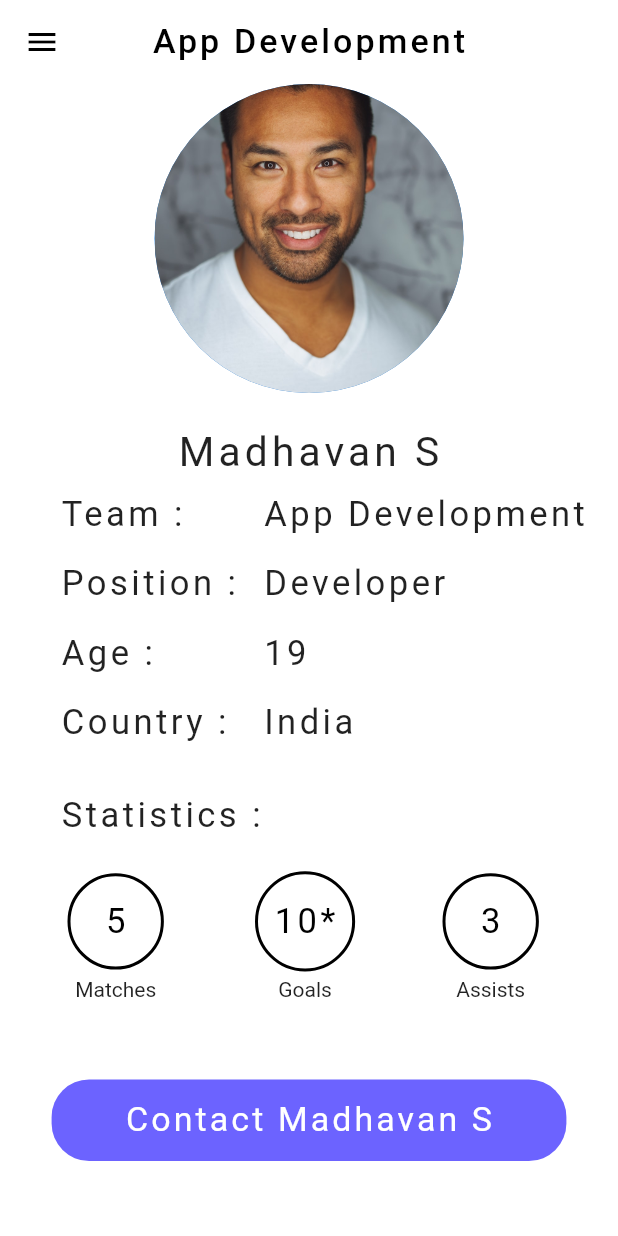
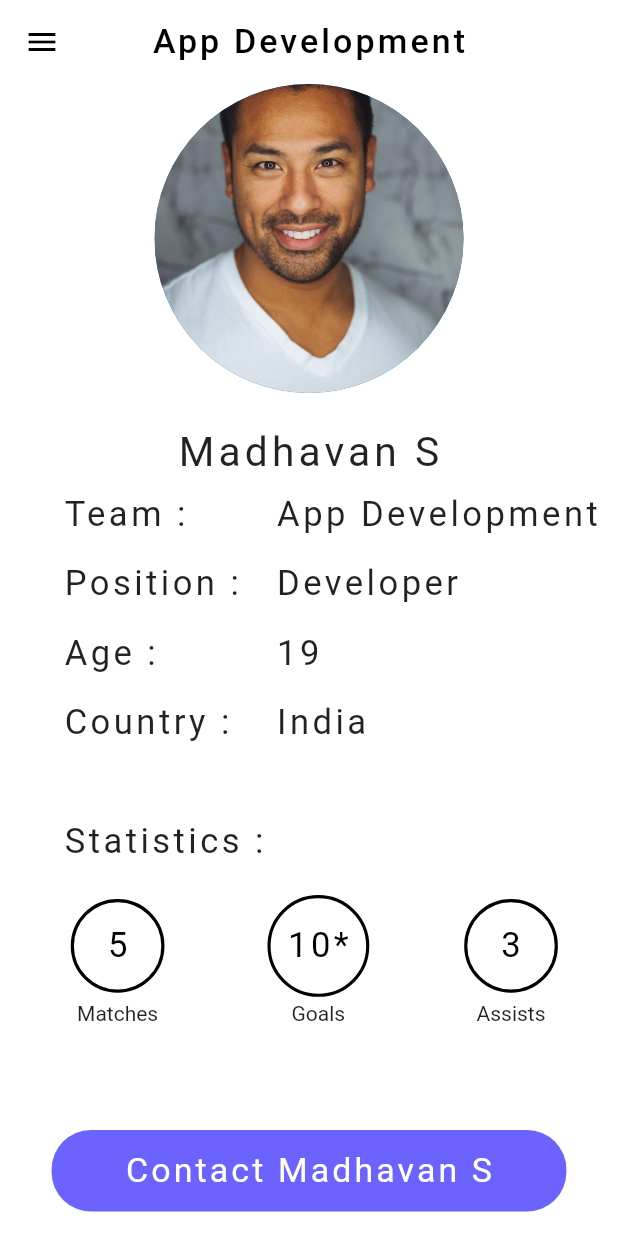
Before and after one commit to madhavanmaddy/MU-Studio, a Flutter app: the ServicePage screen opened directly, after a tap on "Need an App??", on a phone screen of 412 x 824 dp. Run offline on Flutter 3.47's test engine with Material 2 defaults, Android fonts, the phone set to English and light mode, and no system bars.

```diff
--- a/lib/Widget/StatsItem.dart
+++ b/lib/Widget/StatsItem.dart
@@ -16,12 +16,15 @@ class StatsItem extends StatelessWidget {
 
   @override
   Widget build(BuildContext context) {
+    double width = MediaQuery.of(context).size.width;
+    double height = MediaQuery.of(context).size.height;
     return Column(
       children: [
         Container(
-          height: 75,
+          height: height * 0.0898,
           decoration: BoxDecoration(
-              border: Border.all(width: 2, color: Colors.black.withOpacity(1)),
+              border: Border.all(
+                  width: width * 0.00509, color: Colors.black.withOpacity(1)),
               color: Colors.white,
               shape: BoxShape.circle),
           child: Center(
--- a/lib/Widget/drawer.dart
+++ b/lib/Widget/drawer.dart
@@ -23,6 +23,7 @@ class _AppDrawerState extends State<AppDrawer> {
           ),
           GestureDetector(
             onTap: () {
+              Navigator.pop(context);
               Navigator.of(context)
                   .push(MaterialPageRoute(builder: (context) => MyHomePage()));
             },
@@ -46,6 +47,7 @@ class _AppDrawerState extends State<AppDrawer> {
           ),
           GestureDetector(
             onTap: () {
+              Navigator.pop(context);
               Navigator.of(context)
                   .push(MaterialPageRoute(builder: (context) => ServicePage()));
             },
--- a/lib/Widget/maddyDetails.dart
+++ b/lib/Widget/maddyDetails.dart
@@ -1,5 +1,3 @@
-import 'dart:convert';
-
 import 'package:flutter/material.dart';
 
 class MaddyDetails extends StatelessWidget {
@@ -11,7 +9,7 @@ class MaddyDetails extends StatelessWidget {
       children: [
         Positioned(
           top: height * 0.01445,
-          left: 40,
+          left: width * 0.1018,
           child: Text(
             'Team :',
             style: TextStyle(
@@ -20,7 +18,7 @@ class MaddyDetails extends StatelessWidget {
         ),
         Positioned(
           top: height * 0.01445,
-          left: 175,
+          left: width * 0.4456,
           child: Text(
             'App Development',
             style: TextStyle(
@@ -29,7 +27,7 @@ class MaddyDetails extends StatelessWidget {
         ),
         Positioned(
           top: height * 0.07045,
-          left: 40,
+          left: width * 0.1018,
           child: Text(
             'Position :',
             style: TextStyle(
@@ -38,7 +36,7 @@ class MaddyDetails extends StatelessWidget {
         ),
         Positioned(
           top: height * 0.07045,
-          left: 175,
+          left: width * 0.4456,
           child: Text(
             'Developer',
             style: TextStyle(
@@ -47,7 +45,7 @@ class MaddyDetails extends StatelessWidget {
         ),
         Positioned(
           top: height * 0.12645,
-          left: 40,
+          left: width * 0.1018,
           child: Text(
             'Age :',
             style: TextStyle(
@@ -56,7 +54,7 @@ class MaddyDetails extends StatelessWidget {
         ),
         Positioned(
           top: height * 0.12645,
-          left: 175,
+          left: width * 0.4456,
           child: Text(
             '19',
             style: TextStyle(
@@ -65,7 +63,7 @@ class MaddyDetails extends StatelessWidget {
         ),
         Positioned(
           top: height * 0.18245,
-          left: 40,
+          left: width * 0.1018,
           child: Text(
             'Country :',
             style: TextStyle(
@@ -74,7 +72,7 @@ class MaddyDetails extends StatelessWidget {
         ),
         Positioned(
           top: height * 0.18245,
-          left: 175,
+          left: width * 0.4456,
           child: Text(
             'India',
             style: TextStyle(
--- a/lib/Widget/maddyStats.dart
+++ b/lib/Widget/maddyStats.dart
@@ -15,7 +15,7 @@ class _StatsState extends State<Stats> {
       children: [
         Positioned(
           top: height * 0.01445,
-          left: 40,
+          left: width * 0.1018,
           child: Text(
             'Statistics :',
             style: TextStyle(
@@ -24,31 +24,31 @@ class _StatsState extends State<Stats> {
         ),
         Positioned(
           top: height * 0.07045,
-          left: 45,
+          left: width * 0.1145,
           child: StatsItem(
             width: width,
             content: '5',
-            pad: 22.5,
+            pad: width * 0.0522,
             bcontent: 'Matches',
           ),
         ),
         Positioned(
           top: height * 0.07045,
-          left: 170,
+          left: width * 0.4328,
           child: StatsItem(
             width: width,
             content: '10*',
-            pad: 10,
+            pad: width * 0.0254,
             bcontent: 'Goals',
           ),
         ),
         Positioned(
           top: height * 0.07045,
-          left: 295,
+          left: width * 0.7511,
           child: StatsItem(
             width: width,
             content: '3',
-            pad: 22.5,
+            pad: width * 0.0522,
             bcontent: 'Assists',
           ),
         ),
--- a/lib/appPage.dart
+++ b/lib/appPage.dart
@@ -2,7 +2,6 @@ import 'package:flutter/material.dart';
 import 'package:mu_studio/Widget/drawer.dart';
 import 'package:mu_studio/Widget/maddyDetails.dart';
 import 'package:mu_studio/Widget/maddyStats.dart';
-import 'package:mu_studio/servicePage.dart';
 import 'package:url_launcher/url_launcher.dart';
 
 class AppPage extends StatefulWidget {
@@ -53,9 +52,6 @@ class _AppPageState extends State<AppPage> {
               Expanded(
                 child: Stats(),
               ),
-              // Expanded(
-              //   child: Container(),
-              // ),
               GestureDetector(
                 onTap: () async {
                   const url = 'http://wa.me/+918300125679';
@@ -78,11 +74,11 @@ class _AppPageState extends State<AppPage> {
                   )),
                   decoration: BoxDecoration(
                       color: Color.fromRGBO(108, 99, 255, 1),
-                      borderRadius: BorderRadius.circular(25)),
+                      borderRadius: BorderRadius.circular(width * 0.06365)),
                 ),
               ),
               SizedBox(
-                height: 50,
+                height: height * 0.0198,
               )
             ],
           ),
--- a/lib/servicePage.dart
+++ b/lib/servicePage.dart
@@ -36,7 +36,10 @@ class _ServicePageState extends State<ServicePage> {
             mainAxisAlignment: MainAxisAlignment.start,
             crossAxisAlignment: CrossAxisAlignment.center,
             children: [
-              Image.asset('assets/AppDev.png'),
+              Image.asset(
+                'assets/AppDev.png',
+                height: 150,
+              ),
               Text(
                 'We develop beautiful Android Apps bringing your ideas live to the world',
                 textAlign: TextAlign.center,
@@ -64,10 +67,13 @@ class _ServicePageState extends State<ServicePage> {
                   )),
                   decoration: BoxDecoration(
                       color: Color.fromRGBO(108, 99, 255, 1),
-                      borderRadius: BorderRadius.circular(25)),
+                      borderRadius: BorderRadius.circular(width * 0.06365)),
                 ),
               ),
-              Image.asset('assets/WebDev.png'),
+              Image.asset(
+                'assets/WebDev.png',
+                height: 150,
+              ),
               Text(
                 'We develop Creative Websites for your businesses and Startups',
                 textAlign: TextAlign.center,
@@ -95,7 +101,7 @@ class _ServicePageState extends State<ServicePage> {
                   )),
                   decoration: BoxDecoration(
                       color: Color.fromRGBO(108, 99, 255, 1),
-                      borderRadius: BorderRadius.circular(25)),
+                      borderRadius: BorderRadius.circular(width * 0.06365)),
                 ),
               ),
             ],
--- a/lib/webPage.dart
+++ b/lib/webPage.dart
@@ -52,9 +52,6 @@ class _WebPageState extends State<WebPage> {
               Expanded(
                 child: Stats(),
               ),
-              // Expanded(
-              //   child: Container(),
-              // ),
               GestureDetector(
                 onTap: () async {
                   const url = 'http://wa.me/+919597096870';
@@ -81,7 +78,7 @@ class _WebPageState extends State<WebPage> {
                 ),
               ),
               SizedBox(
-                height: 50,
+                height: height * 0.0198,
               )
             ],
           ),
```
Also changed, not shown: lib/Widget/udaiDetails.dart (+9 -14 lines), lib/main.dart (+5 -3 lines), assets/6895384823710592145.jpg (added), 5 other files.
